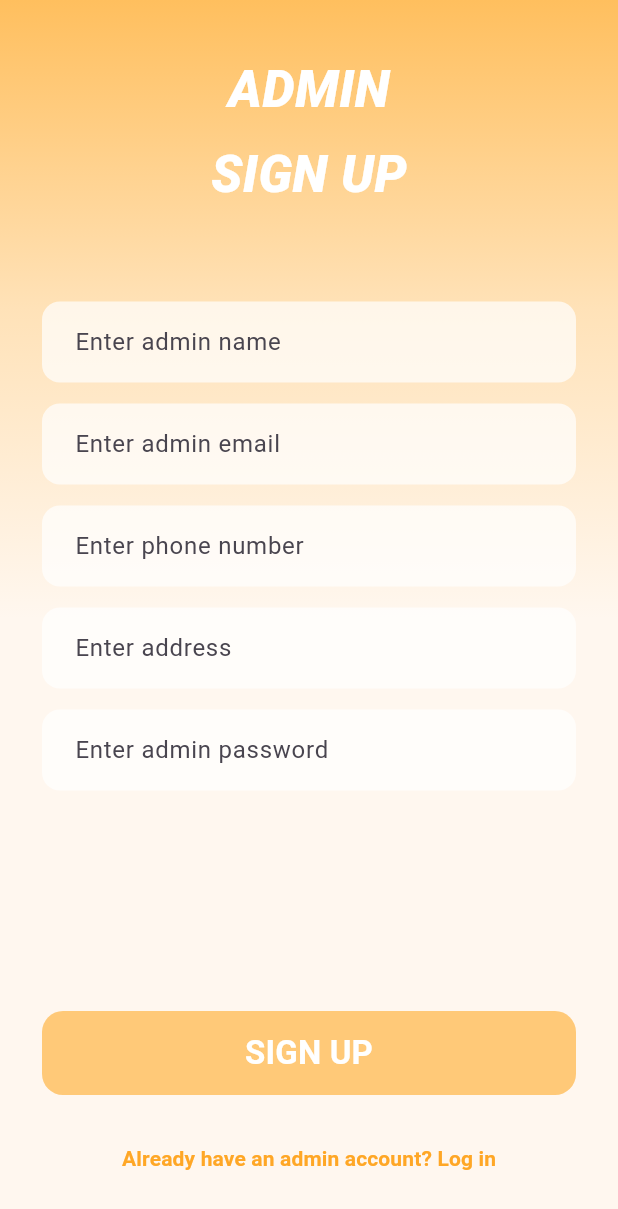
After one commit to janicesmarp1/kepakno-frontend, a Flutter app: the AdminSignUpPage screen opened directly, after a tap on "Already have an admin account? Log in", after a tap on "Create admin account", on a phone screen of 412 x 824 dp. The commit adds this screen. Shown: the top 1209 px of the screen. Run offline on Flutter 3.47's test engine with Material 3 defaults, Android fonts, the phone set to English and light mode, and no system bars; network calls fail.

Commit message:
progress

```diff
--- a/lib/screen/admin_login.dart
+++ b/lib/screen/admin_login.dart
@@ -1,4 +1,5 @@
 import 'package:flutter/material.dart';
+import 'admin_signup.dart';
 
 class AdminLoginPage extends StatelessWidget {
   const AdminLoginPage({super.key});
@@ -95,7 +96,29 @@ class AdminLoginPage extends StatelessWidget {
                   ),
                 ),
 
-                const SizedBox(height: 50),
+                const SizedBox(height: 18),
+
+                TextButton(
+                  onPressed: () {
+                    Navigator.push(
+                      context,
+                      MaterialPageRoute(
+                        builder: (context) =>
+                            const AdminSignUpPage(),
+                      ),
+                    );
+                  },
+
+                  child: const Text(
+                    "Create admin account",
+                    style: TextStyle(
+                      color: Color(0xFFFFA726),
+                      fontWeight: FontWeight.bold,
+                    ),
+                  ),
+                ),
+
+                const SizedBox(height: 35),
               ],
             ),
           ),
--- /dev/null
+++ b/lib/screen/admin_signup.dart
@@ -0,0 +1,235 @@
+import 'dart:convert';
+import 'package:flutter/material.dart';
+import 'package:http/http.dart' as http;
+
+import 'admin_login.dart';
+
+class AdminSignUpPage extends StatefulWidget {
+  const AdminSignUpPage({super.key});
+
+  @override
+  State<AdminSignUpPage> createState() => _AdminSignUpPageState();
+}
+
+class _AdminSignUpPageState extends State<AdminSignUpPage> {
+  final nameController = TextEditingController();
+  final emailController = TextEditingController();
+  final phoneController = TextEditingController();
+  final addressController = TextEditingController();
+  final passwordController = TextEditingController();
+
+  bool isLoading = false;
+
+  Future<void> registerAdmin() async {
+    setState(() {
+      isLoading = true;
+    });
+
+    final url = Uri.parse('http://localhost:3001/api/auth/register');
+
+    try {
+      final response = await http.post(
+        url,
+        headers: {'Content-Type': 'application/json'},
+        body: jsonEncode({
+          'nama_lengkap': nameController.text,
+          'email': emailController.text,
+          'password': passwordController.text,
+          'nomor_hp': phoneController.text,
+          'alamat': addressController.text,
+        }),
+      );
+
+      final data = jsonDecode(response.body);
+
+      if (response.statusCode == 201 && data['success'] == true) {
+        ScaffoldMessenger.of(context).showSnackBar(
+          const SnackBar(
+            content: Text(
+              'Admin berhasil daftar. Ubah role ke admin di database.',
+            ),
+          ),
+        );
+
+        Navigator.pushReplacement(
+          context,
+          MaterialPageRoute(
+            builder: (context) => const AdminLoginPage(),
+          ),
+        );
+      } else {
+        ScaffoldMessenger.of(context).showSnackBar(
+          SnackBar(
+            content: Text(data['message'] ?? 'Admin sign up gagal'),
+          ),
+        );
+      }
+    } catch (e) {
+      ScaffoldMessenger.of(context).showSnackBar(
+        const SnackBar(
+          content: Text('Tidak bisa terhubung ke backend'),
+        ),
+      );
+    }
+
+    setState(() {
+      isLoading = false;
+    });
+  }
+
+  @override
+  void dispose() {
+    nameController.dispose();
+    emailController.dispose();
+    phoneController.dispose();
+    addressController.dispose();
+    passwordController.dispose();
+    super.dispose();
+  }
+
+  Widget inputField(
+    String hint,
+    TextEditingController controller, {
+    bool isPassword = false,
+  }) {
+    return TextField(
+      controller: controller,
+      obscureText: isPassword,
+      decoration: InputDecoration(
+        hintText: hint,
+        filled: true,
+        fillColor: Colors.white.withValues(alpha: 0.7),
+        contentPadding: const EdgeInsets.symmetric(
+          horizontal: 18,
+          vertical: 15,
+        ),
+        border: OutlineInputBorder(
+          borderRadius: BorderRadius.circular(12),
+          borderSide: BorderSide.none,
+        ),
+      ),
+    );
+  }
+
+  @override
+  Widget build(BuildContext context) {
+    return Scaffold(
+      backgroundColor: const Color(0xFFFFF7EF),
+      body: Container(
+        width: double.infinity,
+        decoration: const BoxDecoration(
+          gradient: LinearGradient(
+            begin: Alignment.topCenter,
+            end: Alignment.center,
+            colors: [
+              Color(0xFFFFBF5E),
+              Color(0xFFFFE2B8),
+              Color(0xFFFFF7EF),
+            ],
+          ),
+        ),
+        child: SafeArea(
+          child: Padding(
+            padding: const EdgeInsets.symmetric(horizontal: 28),
+            child: Column(
+              children: [
+                const SizedBox(height: 35),
+
+                const Text(
+                  "ADMIN",
+                  style: TextStyle(
+                    fontSize: 34,
+                    fontWeight: FontWeight.w900,
+                    fontStyle: FontStyle.italic,
+                    color: Colors.white,
+                  ),
+                ),
+
+                const SizedBox(height: 8),
+
+                const Text(
+                  "SIGN UP",
+                  style: TextStyle(
+                    fontSize: 34,
+                    fontWeight: FontWeight.w900,
+                    fontStyle: FontStyle.italic,
+                    color: Colors.white,
+                  ),
+                ),
+
+                const SizedBox(height: 60),
+
+                inputField("Enter admin name", nameController),
+                const SizedBox(height: 14),
+
+                inputField("Enter admin email", emailController),
+                const SizedBox(height: 14),
+
+                inputField("Enter phone number", phoneController),
+                const SizedBox(height: 14),
+
+                inputField("Enter address", addressController),
+                const SizedBox(height: 14),
+
+                inputField(
+                  "Enter admin password",
+                  passwordController,
+                  isPassword: true,
+                ),
+
+                const Spacer(),
+
+                SizedBox(
+                  width: double.infinity,
+                  height: 56,
+                  child: ElevatedButton(
+                    onPressed: isLoading ? null : registerAdmin,
+                    style: ElevatedButton.styleFrom(
+                      backgroundColor: const Color(0xFFFFC978),
+                      elevation: 0,
+                      shape: RoundedRectangleBorder(
+                        borderRadius: BorderRadius.circular(14),
+                      ),
+                    ),
+                    child: isLoading
+                        ? const CircularProgressIndicator(color: Colors.white)
+                        : const Text(
+                            "SIGN UP",
+                            style: TextStyle(
+                              fontSize: 22,
+                              fontWeight: FontWeight.bold,
+                              color: Colors.white,
+                            ),
+                          ),
+                  ),
+                ),
+
+                const SizedBox(height: 18),
+
+                TextButton(
+                  onPressed: () {
+                    Navigator.pushReplacement(
+                      context,
+                      MaterialPageRoute(
+                        builder: (context) => const AdminLoginPage(),
+                      ),
+                    );
+                  },
+                  child: const Text(
+                    "Already have an admin account? Log in",
+                    style: TextStyle(
+                      color: Color(0xFFFFA726),
+                      fontWeight: FontWeight.bold,
+                    ),
+                  ),
+                ),
+
+                const SizedBox(height: 28),
+              ],
+            ),
+          ),
+        ),
+      ),
+    );
+  }
+}
```
